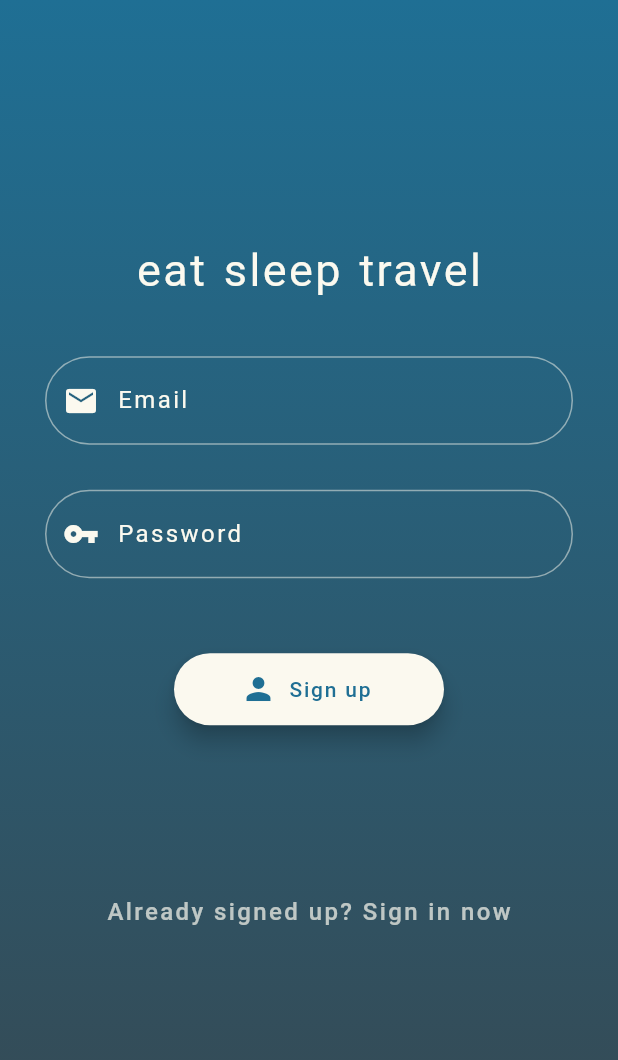
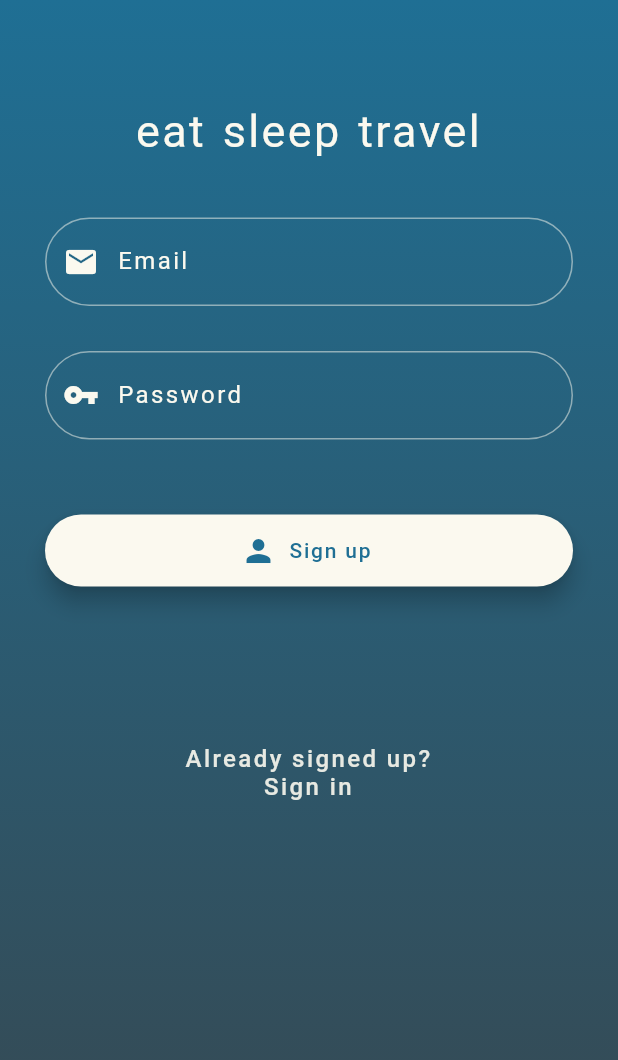
Before and after one commit to stefsonian/bud_allscreens, a Flutter app: the screen it shows after launch, after a tap on "Sign up now", on a phone screen of 412 x 824 dp. Shown: the top 1060 px of the screen. Run offline on Flutter 3.47's test engine with Material 2 defaults, Android fonts, the phone set to English and light mode, and no system bars; our stand-ins replace firebase_auth, flutter_colorpicker, geolocator, jiffy; missing offline and left inert: align_positioned, animator, clip_shadow, flutter_statusbarcolor, matrix4_transform; accounts and stored records are empty; network calls fail.

Commit message:
Login screen: change column to listview

```diff
--- a/lib/src/login/login_user.dart
+++ b/lib/src/login/login_user.dart
@@ -102,18 +102,13 @@ class _LoginUserState extends State<LoginUser> {
       color: appState.cols.content.withOpacity(0.7),
       letterSpacing: 1.6,
     );
-    return Scaffold(
-      backgroundColor: Colors.transparent,
-      resizeToAvoidBottomInset: false,
-      body: Column(
+    return ListView(
+      physics: const NeverScrollableScrollPhysics(),
       children: <Widget>[
-          Expanded(
-            flex: 2,
-            child: Column(
-              mainAxisAlignment: MainAxisAlignment.center,
-              children: <Widget>[
+        SizedBox(height: 40),
         Text(
           'eat sleep travel',
+          textAlign: TextAlign.center,
           style: TextStyle(
               fontSize: 30,
               letterSpacing: 1.6,
@@ -173,11 +168,12 @@ class _LoginUserState extends State<LoginUser> {
             onPressed: onLoginTap,
           ),
         ),
-                SizedBox(height: 70),
+        SizedBox(height: 80),
         Text(
           "First time here?",
+          textAlign: TextAlign.center,
           style: TextStyle(
-                    color: appState.cols.content.withOpacity(0.8),
+            color: appState.cols.content.withOpacity(0.9),
             letterSpacing: 1.6,
             fontSize: 16,
           ),
@@ -207,17 +203,9 @@ class _LoginUserState extends State<LoginUser> {
           ),
           onPressed: onSkipTap,
         ),
-              ],
-            ),
-          ),
         SizedBox(height: 30),
         isWaiting ? LoadingSpinner() : Container(),
-          // Expanded(
-          //   flex: 1,
-          //   child: Container(),
-          // ),
       ],
-      ),
     );
   }
 }
--- a/lib/src/login/register_user.dart
+++ b/lib/src/login/register_user.dart
@@ -92,16 +92,13 @@ class _RegisterUserState extends State<RegisterUser> {
       color: appState.cols.content.withOpacity(0.7),
       letterSpacing: 1.6,
     );
-    return Container(
-      child: Column(
+    return ListView(
+      physics: const NeverScrollableScrollPhysics(),
       children: <Widget>[
-          Expanded(
-            flex: 2,
-            child: Column(
-              mainAxisAlignment: MainAxisAlignment.center,
-              children: <Widget>[
+        SizedBox(height: 40),
         Text(
           'eat sleep travel',
+          textAlign: TextAlign.center,
           style: TextStyle(
               fontSize: 30,
               letterSpacing: 1.6,
@@ -166,9 +163,10 @@ class _RegisterUserState extends State<RegisterUser> {
           // width: 180,
           child: FlatButton(
             child: Text(
-                      'Already signed up? Sign in now',
+              'Already signed up?\nSign in',
+              textAlign: TextAlign.center,
               style: TextStyle(
-                        color: appState.cols.content.withOpacity(0.7),
+                color: appState.cols.content.withOpacity(0.9),
                 letterSpacing: 1.6,
                 fontSize: 16,
               ),
@@ -179,14 +177,6 @@ class _RegisterUserState extends State<RegisterUser> {
         SizedBox(height: 30),
         isWaiting ? LoadingSpinner() : Container(),
       ],
-            ),
-          ),
-          // Expanded(
-          //   flex: 1,
-          //   child: Container(),
-          // ),
-        ],
-      ),
     );
   }
 }
```
Lines whose indentation alone changed are shown as unchanged.
